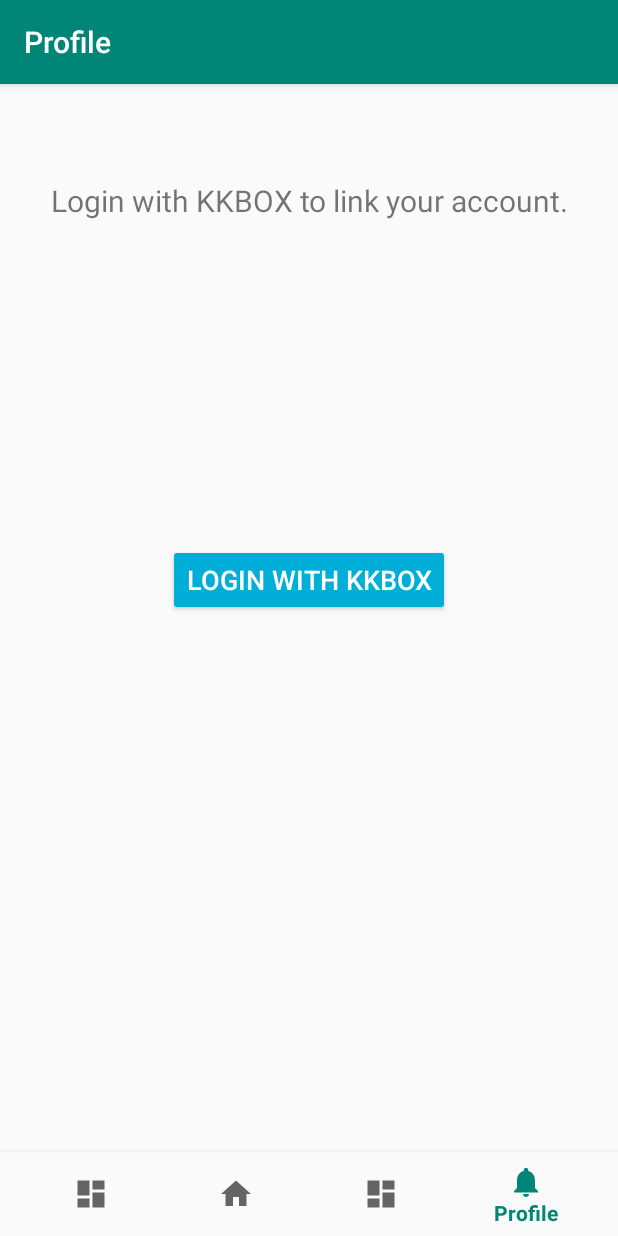
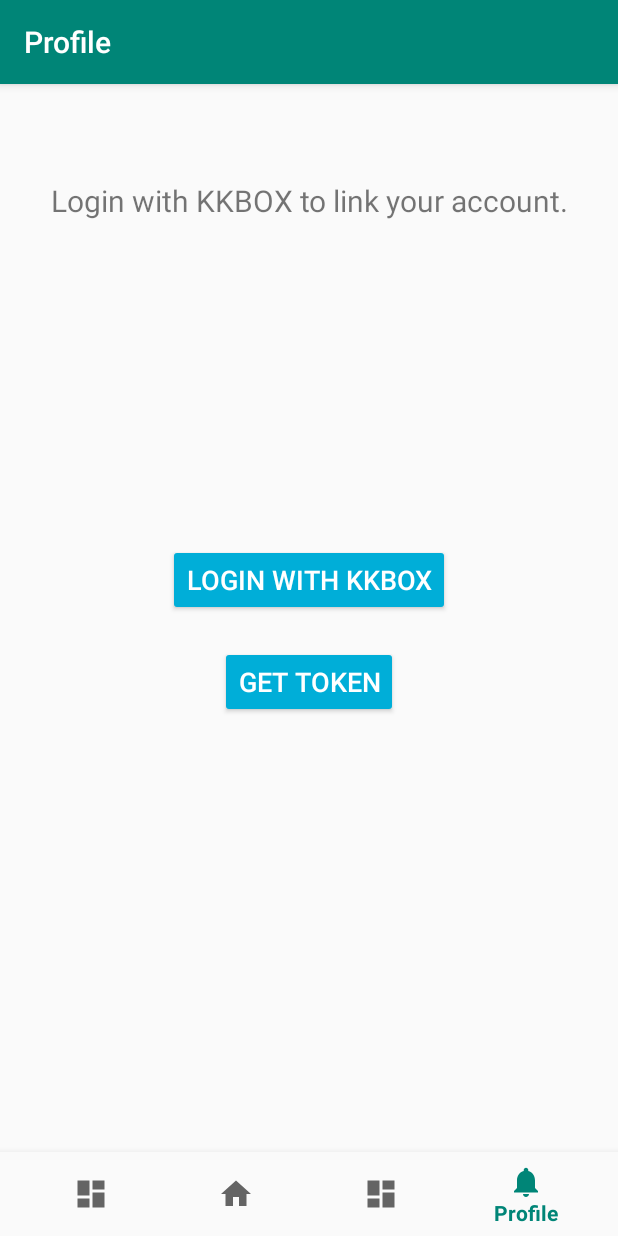
Before and after one commit to a2975667/KKMAP, an Android app: the ProfileFragment screen opened through its navigation route, on a phone screen of 412 x 824 dp. Run offline under Robolectric (Android 15) with nearby library versions, the phone set to English and light mode, and no system bars; our stand-ins replace navigation-ui; libraries missing offline, so code that uses them is left out: com.kkbox.openapideveloper, com.koushikdutta.ion.

```diff
--- a/app/src/main/java/kkbox/hackathon/kkmap/ui/profile/ProfileFragment.java
+++ b/app/src/main/java/kkbox/hackathon/kkmap/ui/profile/ProfileFragment.java
@@ -59,11 +59,19 @@ public class ProfileFragment extends Fragment {
             }
         });
 
-        final Button loginButton = (Button) root.findViewById(R.id.login_kkbox_btn);
+        final Button loginButton = root.findViewById(R.id.login_kkbox_btn);
         loginButton.setOnClickListener(new View.OnClickListener() {
             @Override
             public void onClick(View v) {
                 Login();
+            }
+        });
+
+        final Button fakeButton = root.findViewById(R.id.fake_btn);
+        fakeButton.setOnClickListener(new View.OnClickListener() {
+            @Override
+            public void onClick(View v) {
+                getToken();
             }
         });
 
@@ -81,9 +89,7 @@ public class ProfileFragment extends Fragment {
                 authManager.getAuthConfig(),
                 auth.getClientId(),
                 auth.getResponseType(),
-                Uri.parse(auth.getRedirectUri()))
-                .setScope(auth.getScope())
-                .build();
+                Uri.parse(auth.getRedirectUri())).build();
 
         Intent authIntent = new Intent(this.getActivity(), LoginAuthActivity.class);
         PendingIntent pendingIntent = PendingIntent.getActivity(this.getActivity(), authRequest.hashCode(), authIntent, 0);
@@ -92,6 +98,10 @@ public class ProfileFragment extends Fragment {
                 authRequest,
                 pendingIntent);
 
+
+    }
+
+    public void getToken(){
         mSharedPrefRep = new SharedPreferencesRepository(this.getActivity());
         AuthState authState = mSharedPrefRep.getAuthState();
 
--- a/app/src/main/res/layout/fragment_profile.xml
+++ b/app/src/main/res/layout/fragment_profile.xml
@@ -60,6 +60,21 @@
                 android:textSize="18sp"
                 tools:layout_editor_absoluteX="149dp"
                 tools:layout_editor_absoluteY="372dp" />
+
+            <Button
+                android:id="@+id/fake_btn"
+                android:layout_width="wrap_content"
+                android:layout_height="wrap_content"
+                android:layout_gravity="center"
+                android:layout_marginTop="10dp"
+                android:layout_marginBottom="10dp"
+                android:backgroundTint="#00AED8"
+                android:text="get Token"
+                android:textAlignment="center"
+                android:textColor="#FFFFFF"
+                android:textSize="18sp"
+                tools:layout_editor_absoluteX="149dp"
+                tools:layout_editor_absoluteY="372dp" />
         </LinearLayout>
     </ScrollView>
 
```
Also changed, not shown: app/src/main/AndroidManifest.xml (+2 -18 lines).
